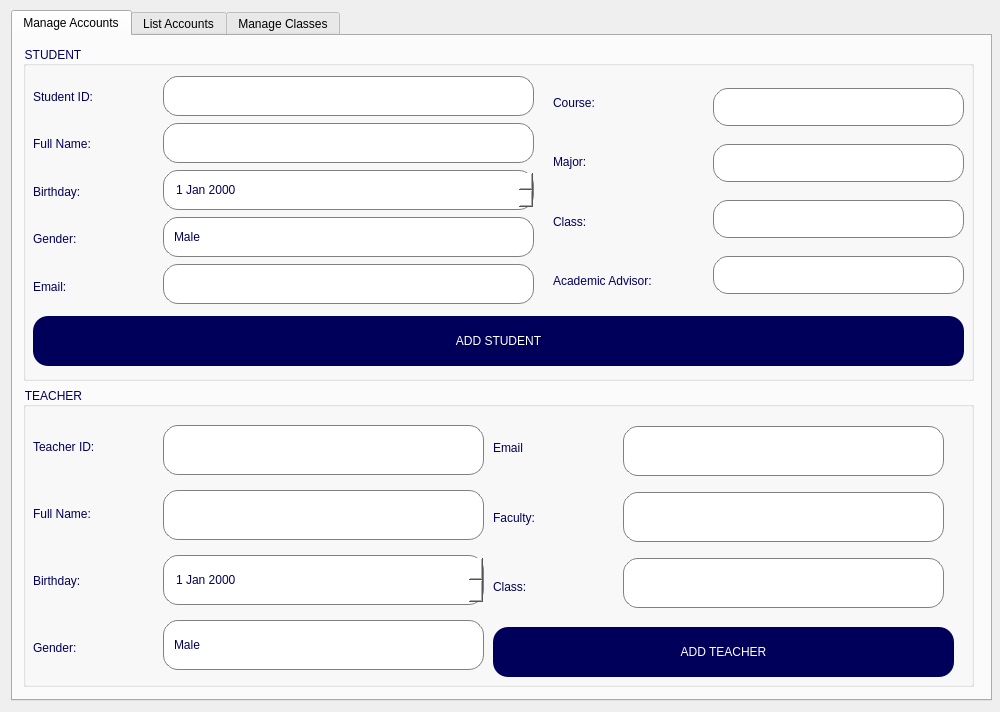
nmthuy426/KTLT-FINALTERM, file ui/Admin/AdminMainWindow.ui: the form before one commit.
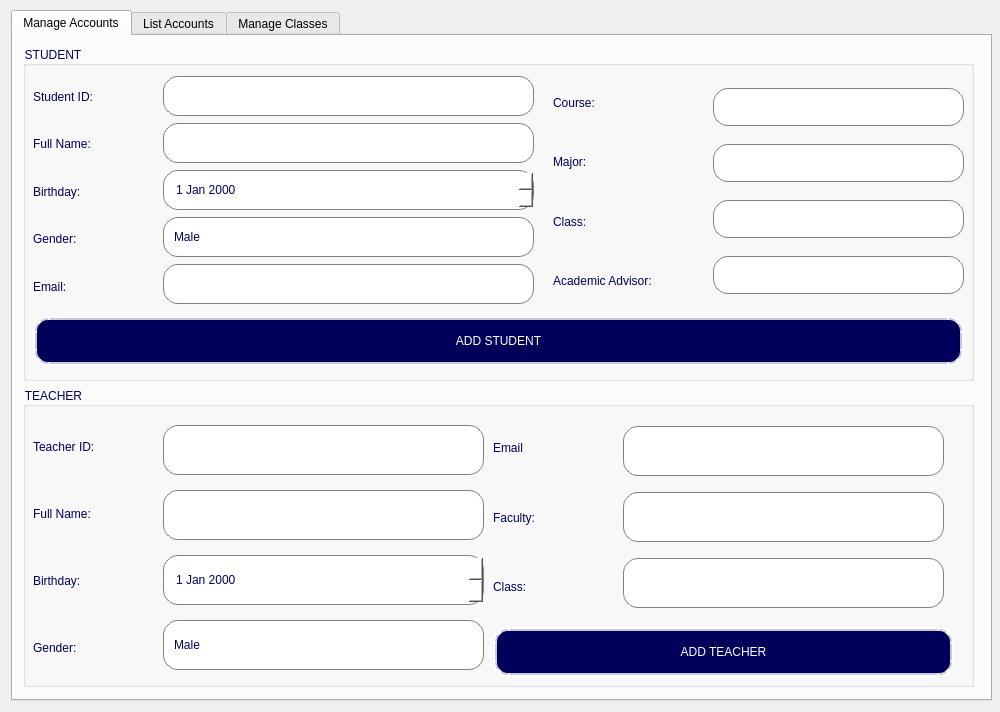
The form after the commit. The open tabs and pages were chosen to show the change. Icons and pictures are not drawn.

The edit to the form file:
```diff
--- a/ui/Admin/AdminMainWindow.ui
+++ b/ui/Admin/AdminMainWindow.ui
@@ -13,6 +13,31 @@
   <property name="windowTitle">
    <string>Admin Management</string>
   </property>
+  <property name="styleSheet">
+   <string notr="true">QPushButton {
+    font: 5000 14pt &quot;Arial&quot;; /* Font Arial Black, size 12 */
+    background-color: rgba(170,0,0,150); /* Màu nền đỏ đậm */
+    color: rgb(255,255,255); /* Màu chữ trắng */
+    border-top-left-radius: 20px;
+    border-bottom-left-radius: 20px;
+    border-top-right-radius: 0px;
+    border-bottom-right-radius: 0px;
+    padding: 8px; /* Khoảng cách giữa chữ và viền */
+    border: 4px solid rgba(255, 255,255, 200); /* Viền đỏ đậm */
+    box-shadow: 3px 3px 8px rgba(0, 0, 0, 100); /* Đổ bóng */
+}
+
+QPushButton:hover {
+    background-color: rgb(170,0,0); /* Màu sáng hơn khi hover */
+	color: rgb(255,255,255);
+}
+
+QPushButton:pressed {
+    background-color: rgb(112,0,0); /* Màu tối hơn khi nhấn */
+	color: rgb(255,255,255);
+    box-shadow: 1px 1px 5px rgba(0, 0, 0, 150); /* Giảm bóng khi nhấn */
+}</string>
+  </property>
   <widget class="QWidget" name="centralwidget">
    <widget class="QTabWidget" name="tabWidget">
     <property name="geometry">
```
Left out of the diff: 58 changed lines with no effect on the pictures.
